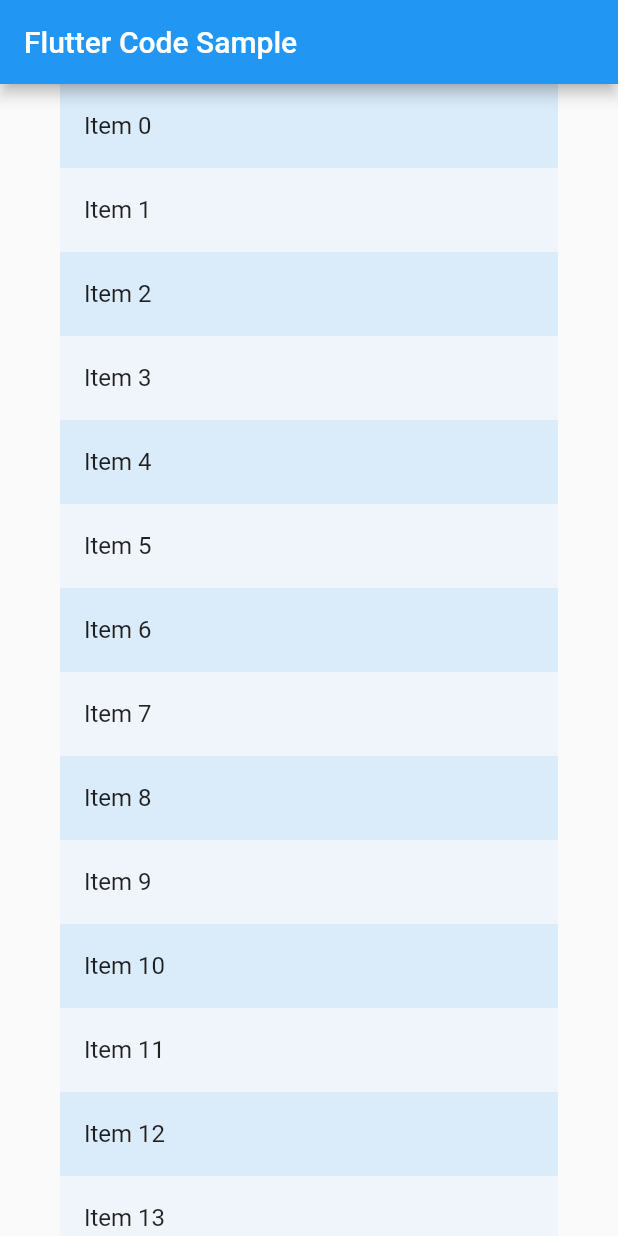
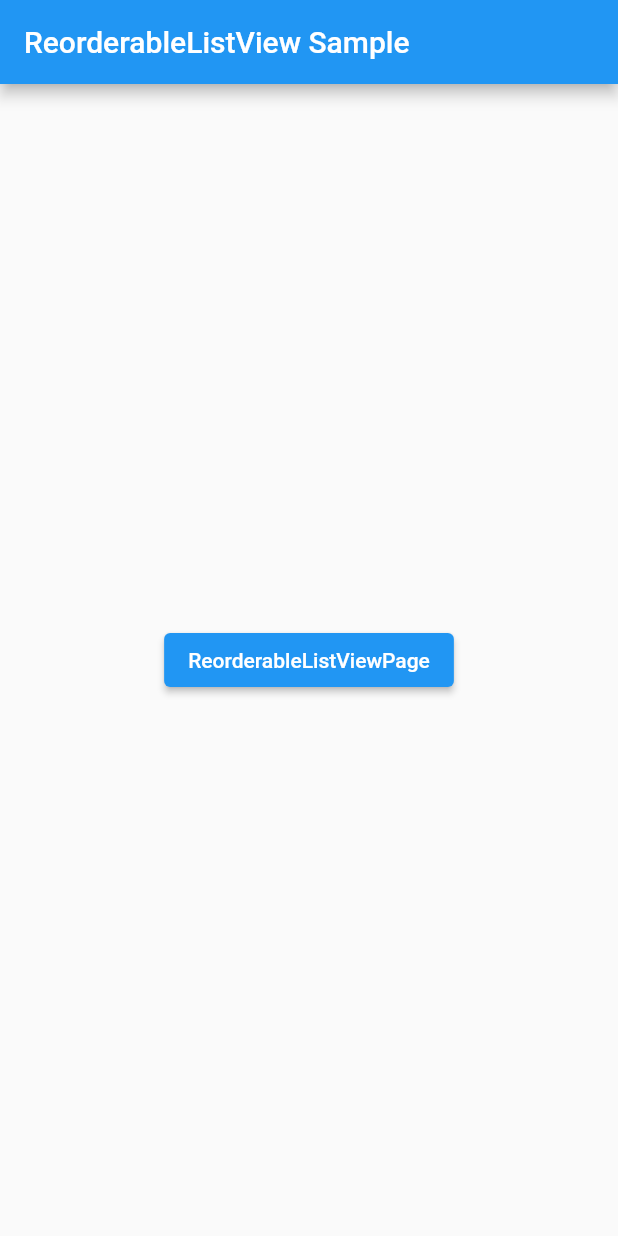
Before and after one commit to bestriser/reorderable_list_view_sample, a Flutter app: the screen it shows after launch, on a phone screen of 412 x 824 dp. Run offline on Flutter 3.47's test engine with Material 2 defaults, Android fonts, the phone set to English and light mode, and no system bars.

Commit message:
[update] ReorderableListViewのサンプルコードを別ファイルに切り分けました

```diff
--- /dev/null
+++ b/lib/home_page.dart
@@ -0,0 +1,33 @@
+import 'package:flutter/material.dart';
+import 'package:reorderable_list_view_sample/reorderable_list_view_page.dart';
+
+class HomePage extends StatelessWidget {
+  const HomePage({Key? key}) : super(key: key);
+
+  @override
+  Widget build(BuildContext context) {
+    return Scaffold(
+      appBar: AppBar(title: const Text('ReorderableListView Sample')),
+      body: Center(
+        child: Row(
+          mainAxisAlignment: MainAxisAlignment.center,
+          children: [
+            ElevatedButton(
+              child: const Text('ReorderableListViewPage'),
+              onPressed: () {
+                Navigator.push(
+                  context,
+                  MaterialPageRoute(
+                    builder: (context) {
+                      return const ReorderableListViewPage();
+                    },
+                  ),
+                );
+              },
+            ),
+          ],
+        ),
+      ),
+    );
+  }
+}
--- a/lib/main.dart
+++ b/lib/main.dart
@@ -1,59 +1,16 @@
 import 'package:flutter/material.dart';
+import 'package:reorderable_list_view_sample/home_page.dart';
 
 void main() => runApp(const MyApp());
 
 class MyApp extends StatelessWidget {
   const MyApp({Key? key}) : super(key: key);
 
-  static const String _title = 'Flutter Code Sample';
-
   @override
   Widget build(BuildContext context) {
-    return MaterialApp(
-      title: _title,
-      home: Scaffold(
-        appBar: AppBar(title: const Text(_title)),
-        body: const MyStatefulWidget(),
-      ),
+    return const MaterialApp(
+      title: 'ReorderableListView Sample',
+      home: HomePage(),
     );
   }
 }
-
-class MyStatefulWidget extends StatefulWidget {
-  const MyStatefulWidget({Key? key}) : super(key: key);
-
-  @override
-  State<MyStatefulWidget> createState() => _MyStatefulWidgetState();
-}
-
-class _MyStatefulWidgetState extends State<MyStatefulWidget> {
-  final List<int> _items = List<int>.generate(50, (int index) => index);
-
-  @override
-  Widget build(BuildContext context) {
-    final ColorScheme colorScheme = Theme.of(context).colorScheme;
-    final Color oddItemColor = colorScheme.primary.withOpacity(0.05);
-    final Color evenItemColor = colorScheme.primary.withOpacity(0.15);
-
-    return ReorderableListView(
-      padding: const EdgeInsets.symmetric(horizontal: 40),
-      children: <Widget>[
-        for (int index = 0; index < _items.length; index += 1)
-          ListTile(
-            key: Key('$index'),
-            tileColor: _items[index].isOdd ? oddItemColor : evenItemColor,
-            title: Text('Item ${_items[index]}'),
-          ),
-      ],
-      onReorder: (int oldIndex, int newIndex) {
-        setState(() {
-          if (oldIndex < newIndex) {
-            newIndex -= 1;
-          }
-          final int item = _items.removeAt(oldIndex);
-          _items.insert(newIndex, item);
-        });
-      },
-    );
-  }
-}
--- /dev/null
+++ b/lib/reorderable_list_view_page.dart
@@ -0,0 +1,47 @@
+import 'package:flutter/material.dart';
+
+/// Flutterの公式リファレンスからのコピペです
+///
+/// https://api.flutter.dev/flutter/material/ReorderableListView-class.html
+class ReorderableListViewPage extends StatefulWidget {
+  const ReorderableListViewPage({Key? key}) : super(key: key);
+
+  @override
+  State<ReorderableListViewPage> createState() =>
+      _ReorderableListViewPageState();
+}
+
+class _ReorderableListViewPageState extends State<ReorderableListViewPage> {
+  final List<int> _items = List<int>.generate(50, (int index) => index);
+
+  @override
+  Widget build(BuildContext context) {
+    final ColorScheme colorScheme = Theme.of(context).colorScheme;
+    final Color oddItemColor = colorScheme.primary.withOpacity(0.05);
+    final Color evenItemColor = colorScheme.primary.withOpacity(0.15);
+
+    return Scaffold(
+      appBar: AppBar(title: const Text('ReorderableListViewPage')),
+      body: ReorderableListView(
+        padding: const EdgeInsets.symmetric(horizontal: 40),
+        children: <Widget>[
+          for (int index = 0; index < _items.length; index += 1)
+            ListTile(
+              key: Key('$index'),
+              tileColor: _items[index].isOdd ? oddItemColor : evenItemColor,
+              title: Text('Item ${_items[index]}'),
+            ),
+        ],
+        onReorder: (int oldIndex, int newIndex) {
+          setState(() {
+            if (oldIndex < newIndex) {
+              newIndex -= 1;
+            }
+            final int item = _items.removeAt(oldIndex);
+            _items.insert(newIndex, item);
+          });
+        },
+      ),
+    );
+  }
+}
```
